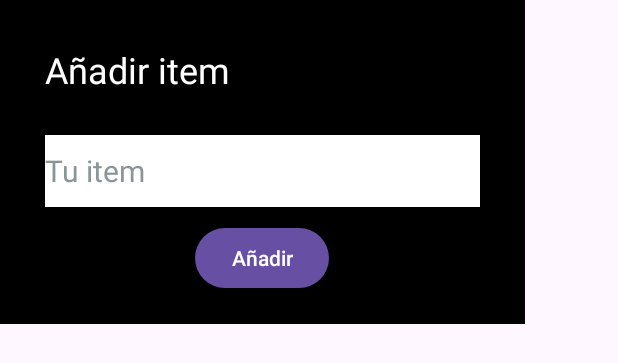
After one commit to miludCifp/AppAddRemoveItems, an Android app: the layout dialogo_emergente.xml on its own in the app's theme, with its tools: preview values and no code run, on a phone screen of 412 x 824 dp. The commit adds this screen. Shown: the top 363 px of the screen. Run offline under Robolectric (Android 15) with nearby library versions, the phone set to English and light mode, and no system bars.

Commit message:
Crear una ventana emergente - Dialog

```diff
--- /dev/null
+++ b/app/src/main/res/drawable/add_circle_24.xml
@@ -0,0 +1,5 @@
+<vector android:height="24dp" android:tint="#000000"
+    android:viewportHeight="24" android:viewportWidth="24"
+    android:width="24dp" xmlns:android="http://schemas.android.com/apk/res/android">
+    <path android:fillColor="@android:color/white" android:pathData="M12,2C6.48,2 2,6.48 2,12s4.48,10 10,10 10,-4.48 10,-10S17.52,2 12,2zM17,13h-4v4h-2v-4L7,13v-2h4L11,7h2v4h4v2z"/>
+</vector>
--- /dev/null
+++ b/app/src/main/res/layout/dialogo_emergente.xml
@@ -0,0 +1,39 @@
+<?xml version="1.0" encoding="utf-8"?>
+<LinearLayout xmlns:android="http://schemas.android.com/apk/res/android"
+    android:layout_width="350dp"
+    android:layout_height="wrap_content"
+    android:orientation="vertical"
+    android:background="@color/black"
+    android:padding="20dp">
+
+    <TextView
+        android:id="@+id/tvDialog"
+        android:layout_width="match_parent"
+        android:layout_height="40dp"
+        android:layout_margin="10dp"
+        android:layout_weight="1"
+        android:textColor="@color/white"
+        android:textSize="24sp"
+        android:layout_gravity="center_horizontal"
+        android:text="Añadir item" />
+
+    <EditText
+        android:id="@+id/etTextoItem"
+        android:layout_width="match_parent"
+        android:layout_height="wrap_content"
+        android:layout_margin="10dp"
+        android:background="@color/white"
+        android:hint="Tu item"
+        android:minHeight="48dp"
+        android:textColor="@color/black"
+        android:textColorHint="@color/grey"
+        android:textSize="20sp" />
+
+    <Button
+        android:id="@+id/btnDialogAñadir"
+        android:layout_width="wrap_content"
+        android:layout_height="wrap_content"
+        android:layout_weight="1"
+        android:layout_gravity="center_horizontal"
+        android:text="Añadir" />
+</LinearLayout>
--- a/app/src/main/res/layout/nuevo_item_layout.xml
+++ b/app/src/main/res/layout/nuevo_item_layout.xml
@@ -1,5 +1,6 @@
 <?xml version="1.0" encoding="utf-8"?>
 <androidx.cardview.widget.CardView xmlns:android="http://schemas.android.com/apk/res/android"
+    android:id="@+id/plantilla_Item"
     android:layout_width="match_parent"
     android:layout_height="wrap_content"
     xmlns:app="http://schemas.android.com/apk/res-auto"
--- a/app/src/main/res/values/colors.xml
+++ b/app/src/main/res/values/colors.xml
@@ -2,4 +2,5 @@
 <resources>
     <color name="black">#FF000000</color>
     <color name="white">#FFFFFFFF</color>
+    <color name="grey">#8A9597</color>
 </resources>
```
Also changed, not shown: app/src/main/java/com/cifpceuta/appaddremoveitems/MainActivity.java (+60 -4 lines), app/src/main/res/layout/activity_main.xml (+12 -0 lines), app/src/main/res/menu/menu.xml (+11 -5 lines).
